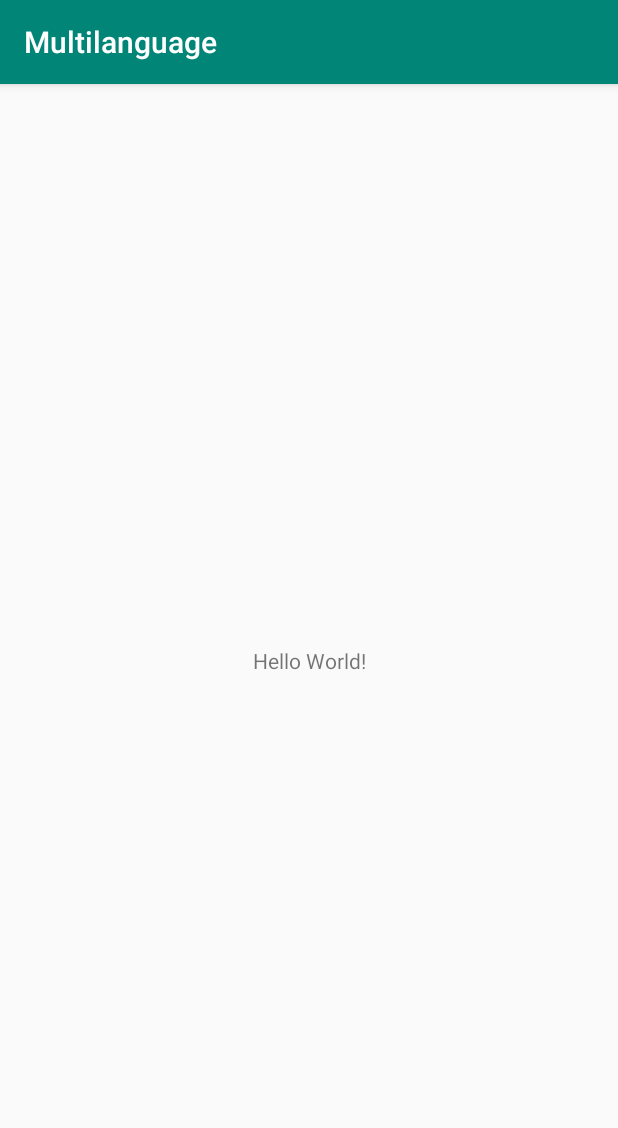
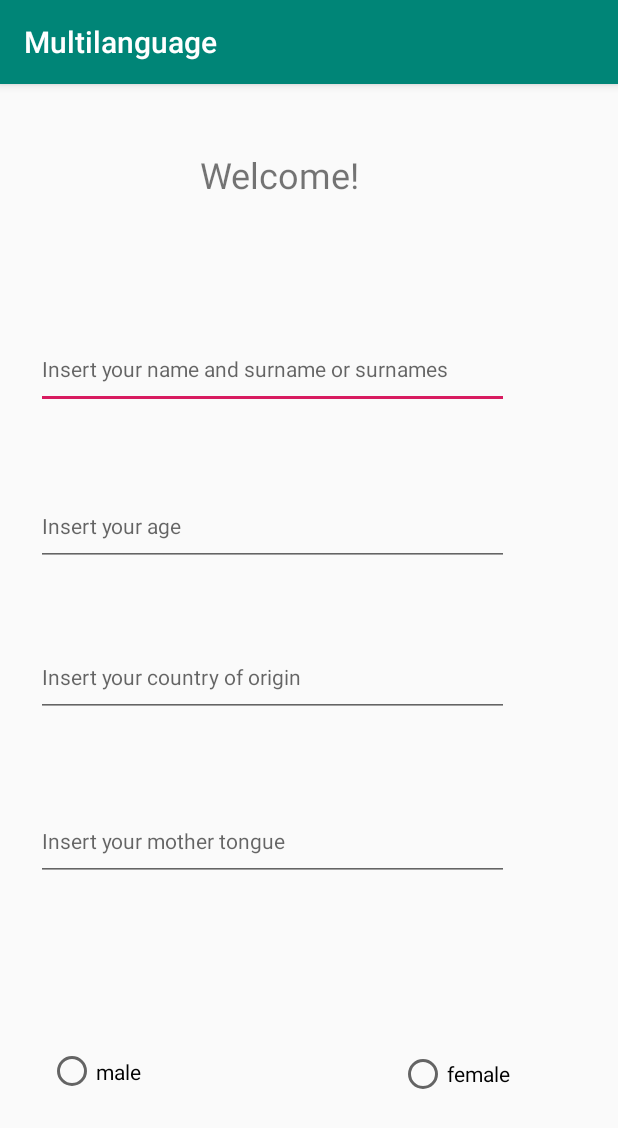
Before and after one commit to KerDW/AndroidMultilanguage, an Android app: the screen it shows after launch (MainActivity), on a phone screen of 412 x 824 dp. Shown: the top 1128 px of the screen. Run offline under Robolectric (Android 15) with nearby library versions, the phone set to English and light mode, and no system bars.

Commit message:
changed gender string and built activity view

```diff
--- a/app/src/main/res/layout/activity_main.xml
+++ b/app/src/main/res/layout/activity_main.xml
@@ -7,12 +7,91 @@
     tools:context=".MainActivity">
 
     <TextView
+        android:id="@+id/welcome"
+        android:layout_width="204dp"
+        android:layout_height="51dp"
+        android:layout_marginTop="44dp"
+        android:layout_marginEnd="124dp"
+        android:layout_marginRight="124dp"
+        android:text="@string/welcome"
+        android:textAlignment="center"
+        android:textSize="24sp"
+        app:layout_constraintEnd_toEndOf="parent"
+        app:layout_constraintTop_toTopOf="parent" />
+
+    <EditText
+        android:id="@+id/fullName"
+        android:layout_width="315dp"
+        android:layout_height="53dp"
+        android:layout_marginStart="24dp"
+        android:layout_marginLeft="24dp"
+        android:layout_marginTop="68dp"
+        android:hint="@string/fullName"
+        android:inputType="text"
+        android:textSize="14sp"
+        app:layout_constraintStart_toStartOf="parent"
+        app:layout_constraintTop_toBottomOf="@+id/welcome" />
+
+    <EditText
+        android:id="@+id/age"
+        android:layout_width="315dp"
+        android:layout_height="53dp"
+        android:layout_marginStart="24dp"
+        android:layout_marginLeft="24dp"
+        android:layout_marginTop="51dp"
+        android:inputType="number"
+        android:hint="@string/age"
+        android:textSize="14sp"
+        app:layout_constraintStart_toStartOf="parent"
+        app:layout_constraintTop_toBottomOf="@+id/fullName" />
+
+    <EditText
+        android:id="@+id/country"
+        android:layout_width="315dp"
+        android:layout_height="53dp"
+        android:layout_marginStart="24dp"
+        android:layout_marginLeft="24dp"
+        android:layout_marginTop="47dp"
+        android:inputType="text"
+        android:hint="@string/country"
+        android:textSize="14sp"
+        app:layout_constraintStart_toStartOf="parent"
+        app:layout_constraintTop_toBottomOf="@+id/age" />
+
+    <EditText
+        android:id="@+id/tongue"
+        android:layout_width="315dp"
+        android:layout_height="53dp"
+        android:layout_marginStart="24dp"
+        android:layout_marginLeft="24dp"
+        android:layout_marginTop="56dp"
+        android:hint="@string/lang"
+        android:inputType="text"
+        android:textSize="14sp"
+        app:layout_constraintStart_toStartOf="parent"
+        app:layout_constraintTop_toBottomOf="@+id/country" />
+
+    <RadioButton
+        android:id="@+id/male"
+        android:layout_width="83dp"
+        android:layout_height="35dp"
+        android:layout_marginStart="32dp"
+        android:layout_marginLeft="32dp"
+        android:layout_marginBottom="92dp"
+        android:text="@string/male"
+        app:layout_constraintBottom_toBottomOf="parent"
+        app:layout_constraintStart_toStartOf="parent" />
+
+    <RadioButton
+        android:id="@+id/female"
         android:layout_width="wrap_content"
         android:layout_height="wrap_content"
-        android:text="Hello World!"
+        android:layout_marginEnd="72dp"
+        android:layout_marginRight="72dp"
+        android:layout_marginBottom="92dp"
+        android:text="@string/female"
         app:layout_constraintBottom_toBottomOf="parent"
-        app:layout_constraintLeft_toLeftOf="parent"
-        app:layout_constraintRight_toRightOf="parent"
-        app:layout_constraintTop_toTopOf="parent" />
+        app:layout_constraintEnd_toEndOf="parent" />
+
 
 </androidx.constraintlayout.widget.ConstraintLayout>
--- a/app/src/main/res/values/strings.xml
+++ b/app/src/main/res/values/strings.xml
@@ -5,6 +5,7 @@
     <string name="age">Insert your age</string>
     <string name="country">Insert your country of origin</string>
     <string name="lang">Insert your mother tongue</string>
-    <string name="gender">Insert your gender</string>
+    <string name="male">male</string>
+    <string name="female">female</string>
 
 </resources>
```
Also changed, not shown: 5 other files.
